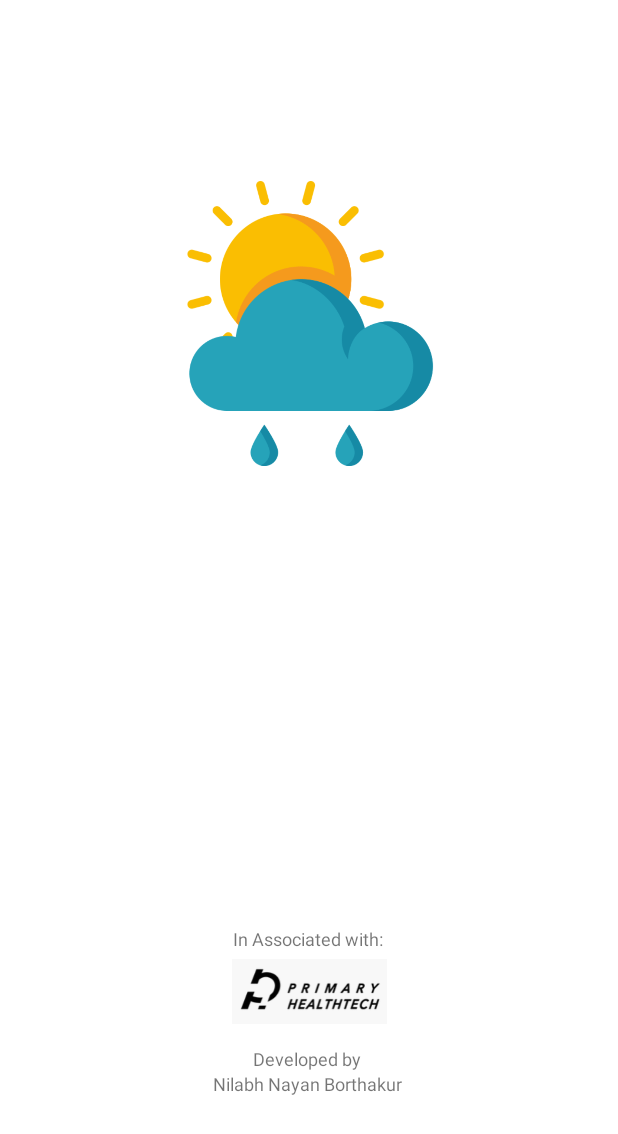
After one commit to NilabhB/Mobilab_Weather, an Android app: the SplashScreenActivity screen opened directly, with no data from a screen before it, on a phone screen of 412 x 824 dp. The commit adds this screen. Shown: the top 1134 px of the screen. Run offline under Robolectric (Android 15) with nearby library versions, the phone set to English and light mode, and no system bars; libraries missing offline, so code that uses them is left out: com.daimajia.androidanimations; network calls fail; 1 statement that could not run was skipped.

Commit message:
Added SplashScreen

```diff
--- a/app/src/main/AndroidManifest.xml
+++ b/app/src/main/AndroidManifest.xml
@@ -22,6 +22,9 @@
         android:usesCleartextTraffic="true"
         tools:targetApi="31">
         <activity
+            android:name=".SignInActivity"
+            android:exported="false" />
+        <activity
             android:name=".ForgetPasswordActivity"
             android:exported="false" />
         <activity
@@ -31,7 +34,7 @@
             android:name=".MainActivity"
             android:exported="false" />
         <activity
-            android:name=".SignInActivity"
+            android:name=".SplashScreenActivity"
             android:exported="true">
             <intent-filter>
                 <action android:name="android.intent.action.MAIN" />
--- a/app/src/main/java/com/mobilab/weather/ForgetPasswordActivity.java
+++ b/app/src/main/java/com/mobilab/weather/ForgetPasswordActivity.java
@@ -11,6 +11,7 @@ import android.content.Intent;
 import android.os.Bundle;
 import android.util.Patterns;
 import android.view.View;
+import android.view.WindowManager;
 import android.widget.Button;
 import android.widget.EditText;
 import android.widget.Toast;
@@ -34,7 +35,7 @@ public class ForgetPasswordActivity extends AppCompatActivity {
         super.onCreate(savedInstanceState);
         setContentView(R.layout.activity_forget_password);
 
-        Objects.requireNonNull(getSupportActionBar()).hide();
+        //Objects.requireNonNull(getSupportActionBar()).hide();
         setRequestedOrientation(SCREEN_ORIENTATION_PORTRAIT);
 
         resetPasswordBtn = findViewById(R.id.resetPasswordBtn);
@@ -88,4 +89,15 @@ public class ForgetPasswordActivity extends AppCompatActivity {
         }
 
     }
+
+    @Override
+    public void onWindowFocusChanged(boolean hasFocus) {
+        super.onWindowFocusChanged(hasFocus);
+        if (hasFocus) {
+            getWindow().setFlags(WindowManager.LayoutParams.FLAG_LAYOUT_NO_LIMITS, WindowManager.LayoutParams.FLAG_LAYOUT_NO_LIMITS);
+            if (getSupportActionBar() != null) {
+                getSupportActionBar().hide();
+            }
+        }
+    }
 }
--- a/app/src/main/java/com/mobilab/weather/SignInActivity.java
+++ b/app/src/main/java/com/mobilab/weather/SignInActivity.java
@@ -15,6 +15,7 @@ import android.text.method.HideReturnsTransformationMethod;
 import android.text.method.PasswordTransformationMethod;
 import android.util.Patterns;
 import android.view.View;
+import android.view.WindowManager;
 import android.view.animation.AlphaAnimation;
 import android.widget.Button;
 import android.widget.EditText;
@@ -46,7 +47,7 @@ public class SignInActivity extends AppCompatActivity {
         super.onCreate(savedInstanceState);
         setContentView(R.layout.activity_sign_in);
 
-        Objects.requireNonNull(getSupportActionBar()).hide();
+      //  Objects.requireNonNull(getSupportActionBar()).hide();
         setRequestedOrientation(SCREEN_ORIENTATION_PORTRAIT);
 
         dialog = new ProgressDialog(this);
@@ -202,4 +203,15 @@ public class SignInActivity extends AppCompatActivity {
                 .show();
 
     }
+
+    @Override
+    public void onWindowFocusChanged(boolean hasFocus) {
+        super.onWindowFocusChanged(hasFocus);
+        if (hasFocus) {
+            getWindow().setFlags(WindowManager.LayoutParams.FLAG_LAYOUT_NO_LIMITS, WindowManager.LayoutParams.FLAG_LAYOUT_NO_LIMITS);
+            if (getSupportActionBar() != null) {
+                getSupportActionBar().hide();
+            }
+        }
+    }
 }
--- a/app/src/main/java/com/mobilab/weather/SignUpActivity.java
+++ b/app/src/main/java/com/mobilab/weather/SignUpActivity.java
@@ -15,6 +15,7 @@ import android.text.method.HideReturnsTransformationMethod;
 import android.text.method.PasswordTransformationMethod;
 import android.util.Patterns;
 import android.view.View;
+import android.view.WindowManager;
 import android.view.animation.AlphaAnimation;
 import android.widget.Button;
 import android.widget.EditText;
@@ -50,7 +51,7 @@ public class SignUpActivity extends AppCompatActivity {
     protected void onCreate(Bundle savedInstanceState) {
         super.onCreate(savedInstanceState);
         setContentView(R.layout.activity_sign_up);
-        Objects.requireNonNull(getSupportActionBar()).hide();
+        //Objects.requireNonNull(getSupportActionBar()).hide();
         setRequestedOrientation(SCREEN_ORIENTATION_PORTRAIT);
 
         dialog = new ProgressDialog(this);
@@ -224,4 +225,15 @@ public class SignUpActivity extends AppCompatActivity {
                 .show();
 
     }
+
+    @Override
+    public void onWindowFocusChanged(boolean hasFocus) {
+        super.onWindowFocusChanged(hasFocus);
+        if (hasFocus) {
+            getWindow().setFlags(WindowManager.LayoutParams.FLAG_LAYOUT_NO_LIMITS, WindowManager.LayoutParams.FLAG_LAYOUT_NO_LIMITS);
+            if (getSupportActionBar() != null) {
+                getSupportActionBar().hide();
+            }
+        }
+    }
 }
--- /dev/null
+++ b/app/src/main/java/com/mobilab/weather/SplashScreenActivity.java
@@ -0,0 +1,56 @@
+package com.mobilab.weather;
+
+import static android.content.pm.ActivityInfo.SCREEN_ORIENTATION_PORTRAIT;
+
+import androidx.appcompat.app.AppCompatActivity;
+
+import android.content.Intent;
+import android.os.Bundle;
+import android.view.WindowManager;
+import android.widget.ImageView;
+
+import com.daimajia.androidanimations.library.Techniques;
+import com.daimajia.androidanimations.library.YoYo;
+
+import java.util.Objects;
+
+public class SplashScreenActivity extends AppCompatActivity {
+
+    ImageView mobilab;
+
+    @Override
+    protected void onCreate(Bundle savedInstanceState) {
+        super.onCreate(savedInstanceState);
+        setContentView(R.layout.activity_splash_screen);
+        setRequestedOrientation(SCREEN_ORIENTATION_PORTRAIT);
+
+        mobilab = findViewById(R.id.mobilabLogo);
+
+        YoYo.with(Techniques.Shake).duration(700).playOn(mobilab);
+
+        Thread thread = new Thread() {
+            public void run() {
+                try {
+                    sleep(700);
+                } catch (Exception e) {
+                    e.printStackTrace();
+                } finally {
+                    Intent intent = new Intent(SplashScreenActivity.this, SignInActivity.class);
+                    startActivity(intent);
+                }
+            }
+        }; thread.start();
+
+    }
+
+    @Override
+    public void onWindowFocusChanged(boolean hasFocus) {
+        super.onWindowFocusChanged(hasFocus);
+        if (hasFocus) {
+            getWindow().setFlags(WindowManager.LayoutParams.FLAG_LAYOUT_NO_LIMITS, WindowManager.LayoutParams.FLAG_LAYOUT_NO_LIMITS);
+            if (getSupportActionBar() != null) {
+                getSupportActionBar().hide();
+            }
+        }
+    }
+}
--- /dev/null
+++ b/app/src/main/res/layout/activity_splash_screen.xml
@@ -0,0 +1,70 @@
+<?xml version="1.0" encoding="utf-8"?>
+<androidx.constraintlayout.widget.ConstraintLayout xmlns:android="http://schemas.android.com/apk/res/android"
+    xmlns:app="http://schemas.android.com/apk/res-auto"
+    xmlns:tools="http://schemas.android.com/tools"
+    android:layout_width="match_parent"
+    android:layout_height="match_parent"
+    android:background="@color/white"
+    tools:context=".SplashScreenActivity">
+
+    <ImageView
+        android:id="@+id/mobilabLogo"
+        android:layout_width="283dp"
+        android:layout_height="190dp"
+        app:layout_constraintBottom_toBottomOf="parent"
+        app:layout_constraintEnd_toEndOf="parent"
+        app:layout_constraintStart_toStartOf="parent"
+        app:layout_constraintTop_toTopOf="parent"
+        app:layout_constraintVertical_bias="0.19"
+        app:srcCompat="@drawable/weather" />
+
+    <TextView
+        android:id="@+id/textView5"
+        android:layout_width="wrap_content"
+        android:layout_height="wrap_content"
+        android:text="Nilabh Nayan Borthakur"
+        android:textSize="12sp"
+        app:layout_constraintBottom_toBottomOf="parent"
+        app:layout_constraintEnd_toEndOf="parent"
+        app:layout_constraintHorizontal_bias="0.498"
+        app:layout_constraintStart_toStartOf="parent"
+        app:layout_constraintTop_toBottomOf="@+id/textView4"
+        app:layout_constraintVertical_bias="0.0" />
+
+    <TextView
+        android:id="@+id/textView4"
+        android:layout_width="wrap_content"
+        android:layout_height="wrap_content"
+        android:text="Developed by"
+        android:textSize="12sp"
+        app:layout_constraintBottom_toBottomOf="parent"
+        app:layout_constraintEnd_toEndOf="parent"
+        app:layout_constraintHorizontal_bias="0.497"
+        app:layout_constraintStart_toStartOf="parent"
+        app:layout_constraintTop_toBottomOf="@+id/mobilabLogo"
+        app:layout_constraintVertical_bias="0.778" />
+
+    <ImageView
+        android:id="@+id/primaryHealthTech"
+        android:layout_width="103dp"
+        android:layout_height="46dp"
+        app:layout_constraintBottom_toTopOf="@+id/textView5"
+        app:layout_constraintEnd_toEndOf="parent"
+        app:layout_constraintStart_toStartOf="parent"
+        app:layout_constraintTop_toBottomOf="@+id/mobilabLogo"
+        app:layout_constraintVertical_bias="0.916"
+        app:srcCompat="@drawable/primary_healthtech_logo" />
+
+    <TextView
+        android:id="@+id/textView3"
+        android:layout_width="wrap_content"
+        android:layout_height="wrap_content"
+        android:text="In Associated with:"
+        android:textSize="12sp"
+        app:layout_constraintBottom_toBottomOf="parent"
+        app:layout_constraintEnd_toEndOf="parent"
+        app:layout_constraintHorizontal_bias="0.498"
+        app:layout_constraintStart_toStartOf="parent"
+        app:layout_constraintTop_toBottomOf="@+id/mobilabLogo"
+        app:layout_constraintVertical_bias="0.617" />
+</androidx.constraintlayout.widget.ConstraintLayout>
```
Also changed, not shown: app/src/main/res/drawable/primary_healthtech_logo.png (added).
